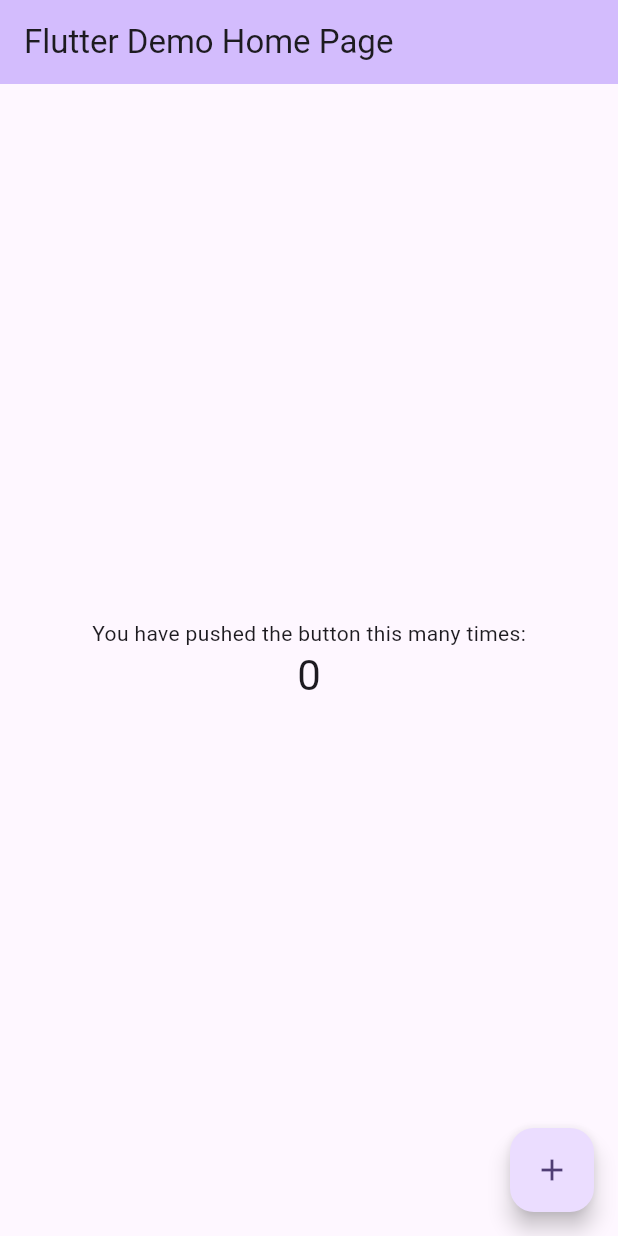
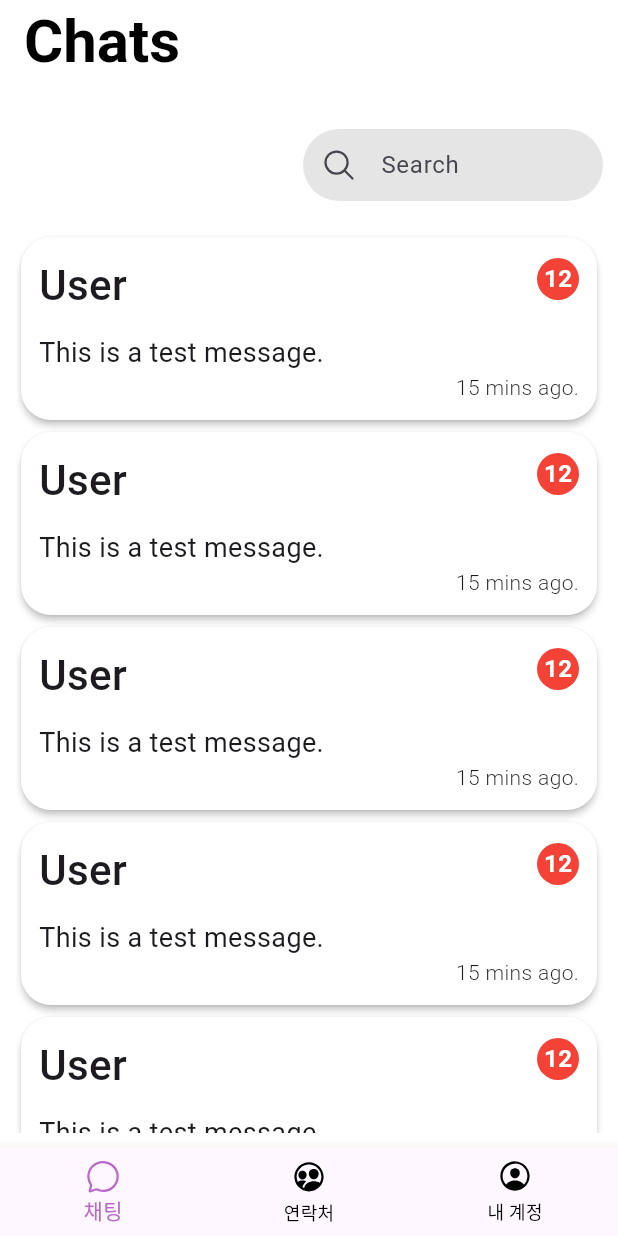
Before and after one commit to RubiYH/flutter_chatapp, a Flutter app: the screen it shows after launch, on a phone screen of 412 x 824 dp. Run offline on Flutter 3.47's test engine with Material 3 defaults, Android fonts, the phone set to English and light mode, and no system bars; our stand-ins replace ionicons.

Commit message:
Initial: appbar, screens, BottomNavBar
- Chat / Contacts / My Account screens
- Added ChatListCard widget

```diff
--- a/lib/main.dart
+++ b/lib/main.dart
@@ -1,125 +1,88 @@
 import 'package:flutter/material.dart';
+import 'package:flutter_chatapp/screens/chat_screen.dart';
+import 'package:flutter_chatapp/screens/contacts_screen.dart';
+import 'package:flutter_chatapp/screens/myaccount_screen.dart';
+import 'package:ionicons/ionicons.dart';
 
 void main() {
-  runApp(const MyApp());
+  runApp(const App());
 }
 
-class MyApp extends StatelessWidget {
-  const MyApp({super.key});
+class App extends StatefulWidget {
+  const App({super.key});
 
-  // This widget is the root of your application.
+  @override
+  State<App> createState() => _AppState();
+}
+
+class _AppState extends State<App> {
+  var _index = 0;
+  static const title = ["Chats", "Contacts", "My Account"];
+
   @override
   Widget build(BuildContext context) {
     return MaterialApp(
-      title: 'Flutter Demo',
-      theme: ThemeData(
-        // This is the theme of your application.
-        //
-        // TRY THIS: Try running your application with "flutter run". You'll see
-        // the application has a purple toolbar. Then, without quitting the app,
-        // try changing the seedColor in the colorScheme below to Colors.green
-        // and then invoke "hot reload" (save your changes or press the "hot
-        // reload" button in a Flutter-supported IDE, or press "r" if you used
-        // the command line to start the app).
-        //
-        // Notice that the counter didn't reset back to zero; the application
-        // state is not lost during the reload. To reset the state, use hot
-        // restart instead.
-        //
-        // This works for code too, not just values: Most code changes can be
-        // tested with just a hot reload.
-        colorScheme: ColorScheme.fromSeed(seedColor: Colors.deepPurple),
-        useMaterial3: true,
+      home: Scaffold(
+        backgroundColor: const Color.fromRGBO(255, 255, 255, 0.95),
+        appBar: AppBar(
+          title: Text(
+            title[_index],
+            style: const TextStyle(
+              fontSize: 40,
+              fontWeight: FontWeight.w600,
+              color: Colors.black,
             ),
-      home: const MyHomePage(title: 'Flutter Demo Home Page'),
-    );
-  }
-}
-
-class MyHomePage extends StatefulWidget {
-  const MyHomePage({super.key, required this.title});
-
-  // This widget is the home page of your application. It is stateful, meaning
-  // that it has a State object (defined below) that contains fields that affect
-  // how it looks.
-
-  // This class is the configuration for the state. It holds the values (in this
-  // case the title) provided by the parent (in this case the App widget) and
-  // used by the build method of the State. Fields in a Widget subclass are
-  // always marked "final".
-
-  final String title;
-
-  @override
-  State<MyHomePage> createState() => _MyHomePageState();
-}
-
-class _MyHomePageState extends State<MyHomePage> {
-  int _counter = 0;
-
-  void _incrementCounter() {
-    setState(() {
-      // This call to setState tells the Flutter framework that something has
-      // changed in this State, which causes it to rerun the build method below
-      // so that the display can reflect the updated values. If we changed
-      // _counter without calling setState(), then the build method would not be
-      // called again, and so nothing would appear to happen.
-      _counter++;
-    });
-  }
-
-  @override
-  Widget build(BuildContext context) {
-    // This method is rerun every time setState is called, for instance as done
-    // by the _incrementCounter method above.
-    //
-    // The Flutter framework has been optimized to make rerunning build methods
-    // fast, so that you can just rebuild anything that needs updating rather
-    // than having to individually change instances of widgets.
-    return Scaffold(
-      appBar: AppBar(
-        // TRY THIS: Try changing the color here to a specific color (to
-        // Colors.amber, perhaps?) and trigger a hot reload to see the AppBar
-        // change color while the other colors stay the same.
-        backgroundColor: Theme.of(context).colorScheme.inversePrimary,
-        // Here we take the value from the MyHomePage object that was created by
-        // the App.build method, and use it to set our appbar title.
-        title: Text(widget.title),
           ),
-      body: Center(
-        // Center is a layout widget. It takes a single child and positions it
-        // in the middle of the parent.
+          backgroundColor: Colors.transparent,
+          elevation: 0,
+          shadowColor: null,
+          centerTitle: false,
+          scrolledUnderElevation: 0,
+        ),
+        body: Padding(
+          padding: const EdgeInsets.all(10),
+          child: SingleChildScrollView(
             child: Column(
-          // Column is also a layout widget. It takes a list of children and
-          // arranges them vertically. By default, it sizes itself to fit its
-          // children horizontally, and tries to be as tall as its parent.
-          //
-          // Column has various properties to control how it sizes itself and
-          // how it positions its children. Here we use mainAxisAlignment to
-          // center the children vertically; the main axis here is the vertical
-          // axis because Columns are vertical (the cross axis would be
-          // horizontal).
-          //
-          // TRY THIS: Invoke "debug painting" (choose the "Toggle Debug Paint"
-          // action in the IDE, or press "p" in the console), to see the
-          // wireframe for each widget.
-          mainAxisAlignment: MainAxisAlignment.center,
-          children: <Widget>[
-            const Text(
-              'You have pushed the button this many times:',
+              children: [
+                const SizedBox(
+                  height: 20,
                 ),
-            Text(
-              '$_counter',
-              style: Theme.of(context).textTheme.headlineMedium,
+                IndexedStack(
+                  index: _index,
+                  children: const [Chat(), Contacts(), MyAccount()],
                 ),
               ],
             ),
           ),
-      floatingActionButton: FloatingActionButton(
-        onPressed: _incrementCounter,
-        tooltip: 'Increment',
-        child: const Icon(Icons.add),
-      ), // This trailing comma makes auto-formatting nicer for build methods.
+        ),
+        bottomNavigationBar: Theme(
+          data: ThemeData(
+              splashColor: Colors.transparent,
+              highlightColor: Colors.transparent),
+          child: BottomNavigationBar(
+            currentIndex: _index,
+            onTap: (value) {
+              setState(() {
+                _index = value;
+              });
+            },
+            items: const [
+              BottomNavigationBarItem(
+                  icon: Icon(Ionicons.chatbubble_outline), label: "채팅"),
+              BottomNavigationBarItem(
+                  icon: Icon(Ionicons.people_circle_outline), label: "연락처"),
+              BottomNavigationBarItem(
+                icon: Icon(Ionicons.person_circle_outline),
+                label: "내 계정",
+              )
+            ],
+            type: BottomNavigationBarType.fixed,
+            unselectedItemColor: Colors.black,
+            selectedItemColor: Colors.purple.shade300,
+            selectedFontSize: 14,
+          ),
+        ),
+      ),
     );
   }
 }
--- /dev/null
+++ b/lib/screens/chat_screen.dart
@@ -0,0 +1,63 @@
+import 'package:flutter/material.dart';
+import 'package:flutter_chatapp/widgets/ChatListCard.dart';
+import 'package:ionicons/ionicons.dart';
+
+class Chat extends StatefulWidget {
+  const Chat({super.key});
+
+  @override
+  State<Chat> createState() => _ChatState();
+}
+
+class _ChatState extends State<Chat> {
+  final _focusNode = FocusNode();
+
+  @override
+  Widget build(BuildContext context) {
+    return Column(
+      children: [
+        Row(
+          mainAxisAlignment: MainAxisAlignment.end,
+          children: [
+            SizedBox(
+              width: 200,
+              child: TextField(
+                focusNode: _focusNode,
+                onTapOutside: (event) => _focusNode.unfocus(),
+                decoration: InputDecoration(
+                  hintText: "Search",
+                  prefixIcon: const Icon(Ionicons.search_outline),
+                  border: OutlineInputBorder(
+                      borderRadius: BorderRadius.circular(24.0),
+                      borderSide: BorderSide.none),
+                  contentPadding: const EdgeInsets.all(8),
+                  filled: true,
+                  fillColor: Colors.black.withOpacity(0.1),
+                ),
+              ),
+            ),
+          ],
+        ),
+        const Column(
+          crossAxisAlignment: CrossAxisAlignment.stretch,
+          children: [
+            SizedBox(
+              height: 20,
+            ),
+            ChatListCard(),
+            ChatListCard(),
+            ChatListCard(),
+            ChatListCard(),
+            ChatListCard(),
+            ChatListCard(),
+            ChatListCard(),
+            ChatListCard(),
+            ChatListCard(),
+            ChatListCard(),
+            ChatListCard(),
+          ],
+        )
+      ],
+    );
+  }
+}
--- /dev/null
+++ b/lib/screens/contacts_screen.dart
@@ -0,0 +1,10 @@
+import 'package:flutter/material.dart';
+
+class Contacts extends StatelessWidget {
+  const Contacts({super.key});
+
+  @override
+  Widget build(BuildContext context) {
+    return Container();
+  }
+}
--- /dev/null
+++ b/lib/screens/myaccount_screen.dart
@@ -0,0 +1,10 @@
+import 'package:flutter/material.dart';
+
+class MyAccount extends StatelessWidget {
+  const MyAccount({super.key});
+
+  @override
+  Widget build(BuildContext context) {
+    return Container();
+  }
+}
--- /dev/null
+++ b/lib/widgets/ChatListCard.dart
@@ -0,0 +1,89 @@
+import 'package:flutter/material.dart';
+import 'package:ionicons/ionicons.dart';
+
+class ChatListCard extends StatelessWidget {
+  const ChatListCard({
+    super.key,
+  });
+
+  @override
+  Widget build(BuildContext context) {
+    return SizedBox(
+      height: 130,
+      child: Expanded(
+        child: Card(
+          shape: RoundedRectangleBorder(
+            borderRadius: BorderRadius.circular(20),
+          ),
+          color: Colors.white,
+          surfaceTintColor: Colors.transparent,
+          elevation: 2,
+          child: Padding(
+            padding: const EdgeInsets.all(12.0),
+            child: Column(
+              mainAxisAlignment: MainAxisAlignment.spaceBetween,
+              children: [
+                Expanded(
+                  child: Row(
+                    mainAxisAlignment: MainAxisAlignment.spaceBetween,
+                    children: [
+                      const Text(
+                        "User",
+                        style: TextStyle(
+                          fontSize: 28,
+                          fontWeight: FontWeight.w500,
+                        ),
+                      ),
+                      Container(
+                        width: 28,
+                        height: 28,
+                        decoration: const BoxDecoration(
+                          color: Colors.red,
+                          shape: BoxShape.circle,
+                        ),
+                        child: const Center(
+                          child: FittedBox(
+                            fit: BoxFit.scaleDown,
+                            child: Text(
+                              "12",
+                              style: TextStyle(
+                                fontSize: 16,
+                                fontWeight: FontWeight.w700,
+                                color: Colors.white,
+                              ),
+                            ),
+                          ),
+                        ),
+                      )
+                    ],
+                  ),
+                ),
+                const SizedBox(
+                  height: 20,
+                ),
+                const Align(
+                  alignment: Alignment.centerLeft,
+                  child: Text(
+                    "This is a test message.",
+                    style: TextStyle(
+                      fontSize: 18,
+                      fontWeight: FontWeight.w400,
+                    ),
+                  ),
+                ),
+                const Align(
+                  alignment: Alignment.centerRight,
+                  child: Text("15 mins ago.",
+                      style: TextStyle(
+                        fontSize: 14,
+                        fontWeight: FontWeight.w300,
+                      )),
+                ),
+              ],
+            ),
+          ),
+        ),
+      ),
+    );
+  }
+}
--- a/pubspec.yaml
+++ b/pubspec.yaml
@@ -35,6 +35,7 @@ dependencies:
   # The following adds the Cupertino Icons font to your application.
   # Use with the CupertinoIcons class for iOS style icons.
   cupertino_icons: ^1.0.2
+  ionicons: ^0.2.2
 
 dev_dependencies:
   flutter_test:
```
Also changed, not shown: pubspec.lock. Lines whose indentation alone changed are shown as unchanged.
